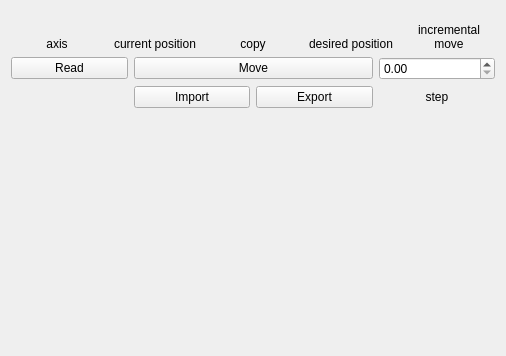
Before: the Qt Designer form src/ui-qt/base/wgt_absolute_template.ui in verges/mrrocpp, drawn with Qt 5.
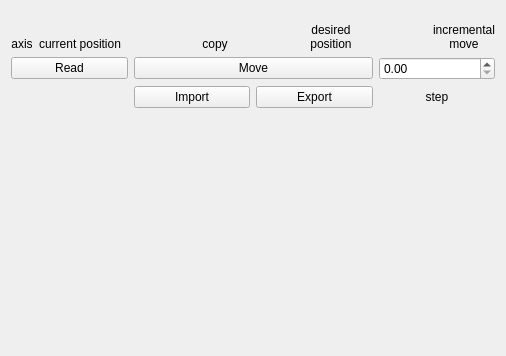
After: the same form once the commit is applied.

Commit message: Ui implementations improovments

What changed in the file:
```diff
--- a/src/ui-qt/base/wgt_absolute_template.ui
+++ b/src/ui-qt/base/wgt_absolute_template.ui
@@ -42,20 +42,7 @@
        </property>
       </widget>
      </item>
-     <item row="0" column="2">
-      <widget class="QLabel" name="label_15">
-       <property name="text">
-        <string>copy</string>
-       </property>
-       <property name="alignment">
-        <set>Qt::AlignBottom|Qt::AlignHCenter</set>
-       </property>
-       <property name="wordWrap">
-        <bool>true</bool>
-       </property>
-      </widget>
-     </item>
-     <item row="0" column="3">
+     <item row="0" column="5">
       <widget class="QLabel" name="label_16">
        <property name="maximumSize">
         <size>
@@ -74,7 +61,46 @@
        </property>
       </widget>
      </item>
+     <item row="0" column="2">
+      <spacer name="horizontalSpacer">
+       <property name="orientation">
+        <enum>Qt::Horizontal</enum>
+       </property>
+       <property name="sizeHint" stdset="0">
+        <size>
+         <width>40</width>
+         <height>20</height>
+        </size>
+       </property>
+      </spacer>
+     </item>
      <item row="0" column="4">
+      <spacer name="horizontalSpacer_2">
+       <property name="orientation">
+        <enum>Qt::Horizontal</enum>
+       </property>
+       <property name="sizeHint" stdset="0">
+        <size>
+         <width>40</width>
+         <height>20</height>
+        </size>
+       </property>
+      </spacer>
+     </item>
+     <item row="0" column="3">
+      <widget class="QLabel" name="label_15">
+       <property name="text">
+        <string>copy</string>
+       </property>
+       <property name="alignment">
+        <set>Qt::AlignBottom|Qt::AlignHCenter</set>
+       </property>
+       <property name="wordWrap">
+        <bool>true</bool>
+       </property>
+      </widget>
+     </item>
+     <item row="0" column="7">
       <widget class="QLabel" name="label_9">
        <property name="minimumSize">
         <size>
@@ -99,6 +125,19 @@
        </property>
       </widget>
      </item>
+     <item row="0" column="6">
+      <spacer name="horizontalSpacer_3">
+       <property name="orientation">
+        <enum>Qt::Horizontal</enum>
+       </property>
+       <property name="sizeHint" stdset="0">
+        <size>
+         <width>40</width>
+         <height>20</height>
+        </size>
+       </property>
+      </spacer>
+     </item>
     </layout>
    </item>
    <item>
```
The commit also changes 4 other files.
